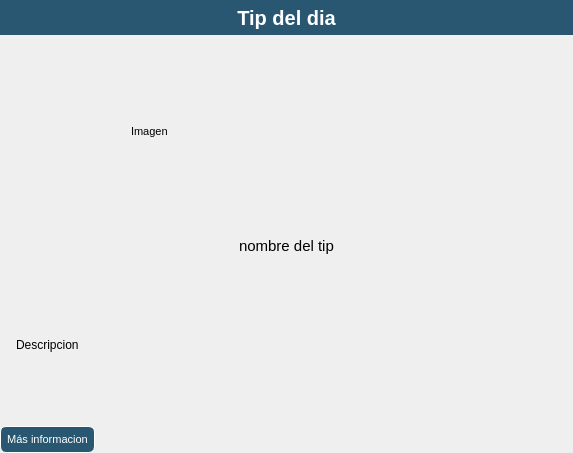
Qt form tipdeldia.ui (Laloses/Hospital) before a commit.
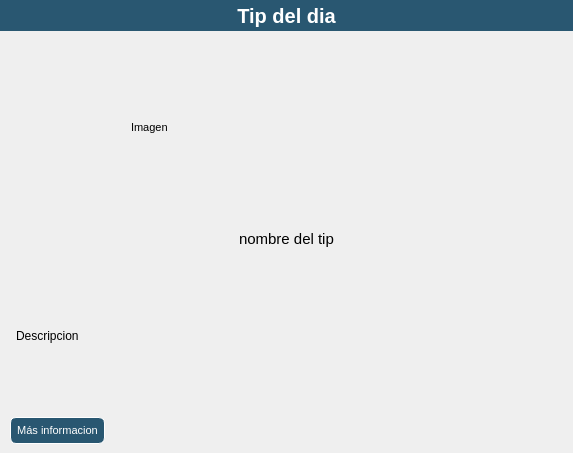
The same form after that commit.

Commit message: ajustes a la ui

Diff of the .ui file:
```diff
--- a/tipdeldia.ui
+++ b/tipdeldia.ui
@@ -51,7 +51,7 @@
     <number>0</number>
    </property>
    <property name="bottomMargin">
-    <number>0</number>
+    <number>9</number>
    </property>
    <item>
     <widget class="QLabel" name="label_tipdia">
@@ -223,6 +223,22 @@
    </item>
    <item>
     <layout class="QHBoxLayout" name="horizontalLayout_4">
+     <item>
+      <spacer name="horizontalSpacer_3">
+       <property name="orientation">
+        <enum>Qt::Horizontal</enum>
+       </property>
+       <property name="sizeType">
+        <enum>QSizePolicy::Fixed</enum>
+       </property>
+       <property name="sizeHint" stdset="0">
+        <size>
+         <width>10</width>
+         <height>20</height>
+        </size>
+       </property>
+      </spacer>
+     </item>
      <item>
       <widget class="QPushButton" name="pushButton_link">
        <property name="text">
```
The commit also changes 1 other file.
